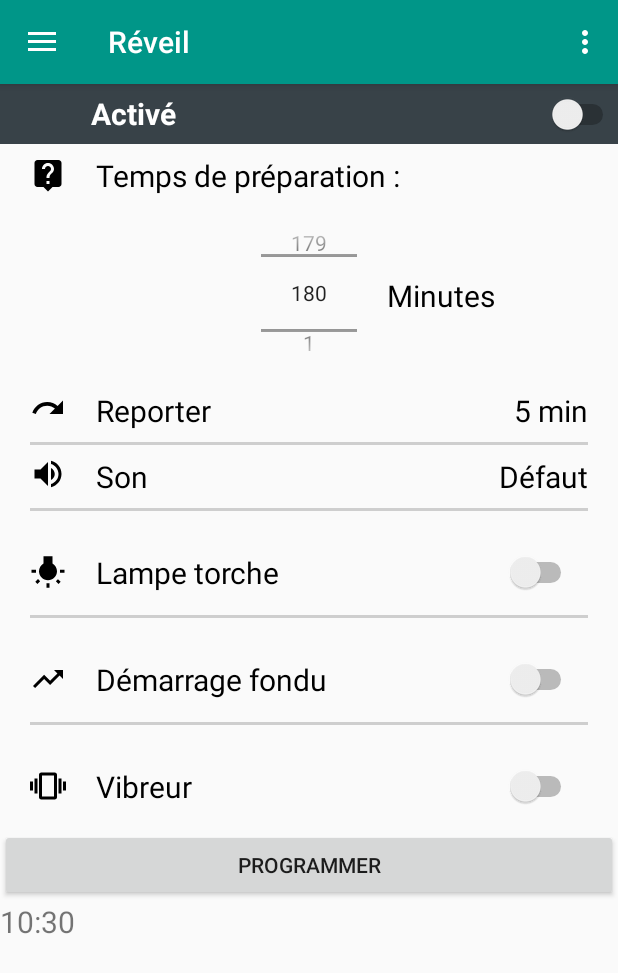
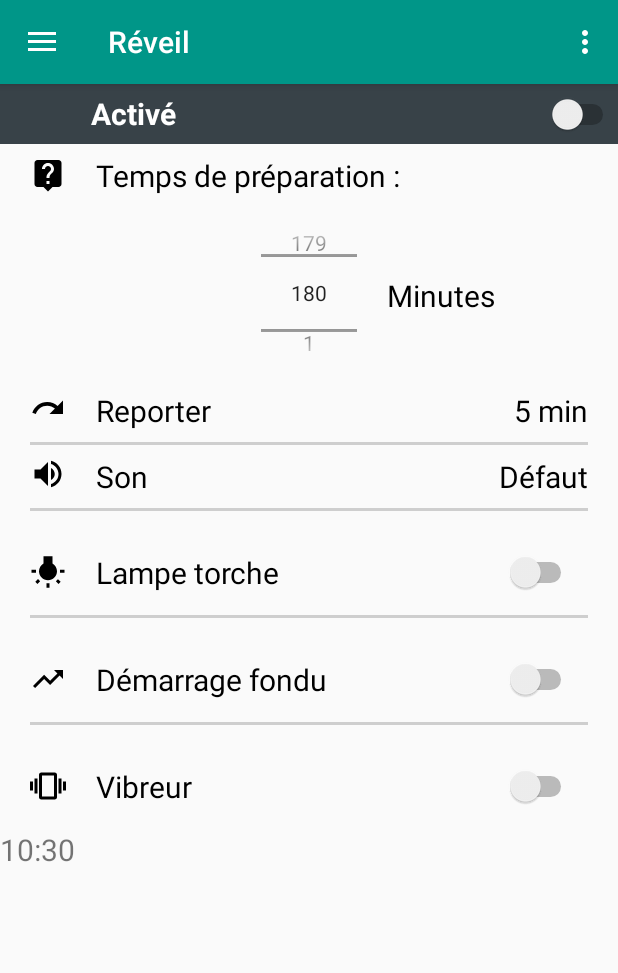
Before and after one commit to swimaf/EmpliTude, an Android app: the Accueil screen opened directly, with no data from a screen before it, in the side drawer, after a tap on "Réveil", on a phone screen of 412 x 824 dp. Shown: the top 973 px of the screen. Run offline under Robolectric (Android 15) with nearby library versions, the phone set to English and light mode, and no system bars; 2 statements that could not run were skipped.

Commit message:
Dernière maj

```diff
--- a/app/build.gradle
+++ b/app/build.gradle
@@ -8,8 +8,8 @@ android {
         applicationId "com.martinet.emplitude"
         minSdkVersion 15
         targetSdkVersion 23
-        versionCode 3
-        versionName "1.02"
+        versionCode 5
+        versionName "1.04"
     }
     buildTypes {
         release {
--- a/app/src/main/java/com/martinet/emplitude/Constants.java
+++ b/app/src/main/java/com/martinet/emplitude/Constants.java
@@ -11,7 +11,6 @@ import android.util.DisplayMetrics;
  */
 
 public class Constants {
-    final static public String store = System.getenv("EXTERNAL_STORAGE");
     final static public String COURS_FILE ="ADE.cours";
     final static public String IDENTIFIANT_FILE = ".identifiant.txt";
     final static public String PREFERENCE_SON = "PREFERENCE_SON";
--- a/app/src/main/java/com/martinet/emplitude/Emploi/ADE_recuperation.java
+++ b/app/src/main/java/com/martinet/emplitude/Emploi/ADE_recuperation.java
@@ -49,7 +49,7 @@ public class ADE_recuperation extends AsyncTask<Void, Void, Void> {
         String last =j.getUrl();
         this.o = o;
         this.context =c;
-        this.utilisateur = (Utilisateur) Fichier.lire(Constants.IDENTIFIANT_FILE,context, 0); //Recupération du n° de l'utilisation
+        this.utilisateur = (Utilisateur) Fichier.lire(Constants.IDENTIFIANT_FILE,context, 0); //Recupération du n° de l'utilisateur
         this.source = "https://planning.univ-rennes1.fr/jsp/custom/modules/plannings/anonymous_cal.jsp?resources="+utilisateur.getIdentifiant()+"&projectId=1&calType=ical&firstDate="+first+"&lastDate="+last;
     }
 
--- a/app/src/main/java/com/martinet/emplitude/Emploi/ADE_traitement.java
+++ b/app/src/main/java/com/martinet/emplitude/Emploi/ADE_traitement.java
@@ -23,7 +23,7 @@ public class ADE_traitement {
 
     //Récupération toutes les cours par date
     public static Vector get(String contenu) throws ParseException{
-        dateFormat.setTimeZone(TimeZone.getTimeZone("Europe/London"));
+        dateFormat.setTimeZone(TimeZone.getTimeZone("GMT"));
         String[] parts = contenu.split(Pattern.quote("BEGIN:VEVENT"));
         String s;
         Vector<Cours> cours = new Vector<>();
--- a/app/src/main/java/com/martinet/emplitude/Emploi/Information.java
+++ b/app/src/main/java/com/martinet/emplitude/Emploi/Information.java
@@ -29,6 +29,7 @@ import java.text.SimpleDateFormat;
 import java.util.Collections;
 import java.util.Comparator;
 import java.util.Date;
+import java.util.Locale;
 import java.util.Vector;
 
 /**
@@ -36,7 +37,7 @@ import java.util.Vector;
  */
 public class Information extends AppCompatActivity {
 
-    final static private SimpleDateFormat h = new SimpleDateFormat("HH:mm");
+    final static private SimpleDateFormat h = new SimpleDateFormat("HH:mm", Locale.FRANCE);
 
     private Cours cours;
     private TextView aucune;
--- a/app/src/main/java/com/martinet/emplitude/Emploi/JourEmploi.java
+++ b/app/src/main/java/com/martinet/emplitude/Emploi/JourEmploi.java
@@ -27,6 +27,7 @@ import com.martinet.emplitude.Todo.Todo;
 import java.util.Calendar;
 import java.util.Date;
 import java.util.HashMap;
+import java.util.Locale;
 import java.util.Vector;
 
 
@@ -96,19 +97,21 @@ public class JourEmploi extends Fragment implements View.OnClickListener, View.O
         FrameLayout.LayoutParams layoutButton;
         int height_button, top, color;
         double minute;
-        Calendar calendar = Calendar.getInstance();
+        Calendar calendar = Calendar.getInstance(Locale.FRANCE);
+
         if (cours != null) {
             for (int i = 0; i < cours.size(); i++) {
                 dateD = cours.get(i).getDateD();
                 dateF = cours.get(i).getDateF();
                 calendar.setTime(dateD);
+
                 diff = dateF.getTime() - dateD.getTime();
                 height_button = (int) ((this.HEIGHT / 12) * (diff / (1000.0 * 60 * 60)) + ECART);
                 bouton = new Button(getContext());
                 bouton.setText(cours.get(i).getResumer());
                 layoutButton = new FrameLayout.LayoutParams(FrameLayout.LayoutParams.MATCH_PARENT, height_button);
                 minute = (calendar.get(Calendar.MINUTE)) / 60.0;
-                top = (int) (((calendar.get(Calendar.HOUR) + minute) - 8) * this.HEIGHT / 12 + (ECART * 2));
+                top = (int) (((calendar.get(Calendar.HOUR_OF_DAY) + minute) - 8) * this.HEIGHT / 12 + (ECART * 2));
                 bouton.setOnClickListener(this);
                 bouton.setOnLongClickListener(this);
                 layoutButton.setMargins(10, top, 10, 10);
--- a/app/src/main/java/com/martinet/emplitude/Outil/Jour.java
+++ b/app/src/main/java/com/martinet/emplitude/Outil/Jour.java
@@ -2,13 +2,16 @@ package com.martinet.emplitude.Outil;
 
 import java.util.Calendar;
 import java.util.Date;
+import java.util.Locale;
+import java.util.TimeZone;
 
 public class Jour {
     private Calendar calendar;
     final private String[] semaine ={"DIM.", "LUN.", "MAR.", "MER.", "JEU.", "VEN.", "SAM."};
     final private String[] mois ={"JANVIER.", "FEVRIER.", "MARS", "AVRIL", "MAI", "JUIN", "JUILLET", "AOUT", "SEPTEMBRE", "OCTOBRE", "NOVEMBRE", "DECEMBRE"};
     public Jour(Date d){
-        this.calendar = Calendar.getInstance();
+        this.calendar = Calendar.getInstance(Locale.FRANCE);
+        this.calendar.setTimeZone(TimeZone.getTimeZone("Europe/Paris"));
         this.calendar.setTime(d);
     }
     public Boolean est_inferieur(){
--- a/app/src/main/res/layout/reveil_activity.xml
+++ b/app/src/main/res/layout/reveil_activity.xml
@@ -339,7 +339,8 @@
             android:id="@+id/button1"
             android:layout_width="match_parent"
             android:layout_height="wrap_content"
-            android:text="Programmer" />
+            android:text="Programmer"
+            android:visibility="gone" />
         <TextView
             android:layout_width="match_parent"
             android:layout_height="wrap_content"
```
Also changed, not shown: 2 other files.
